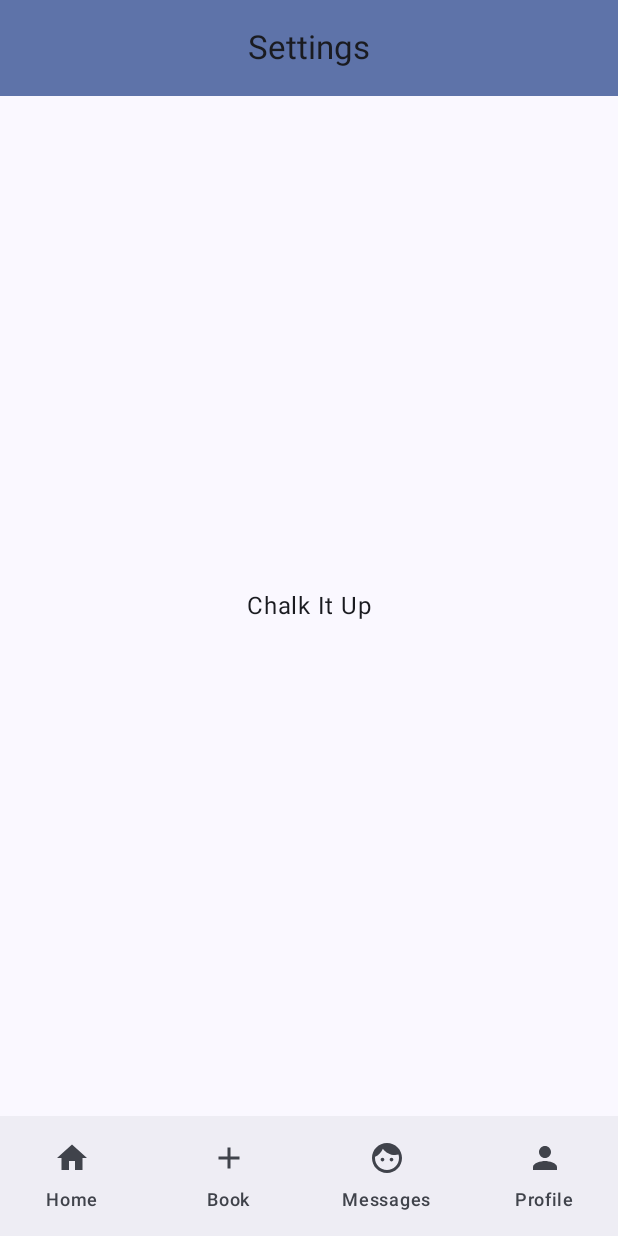
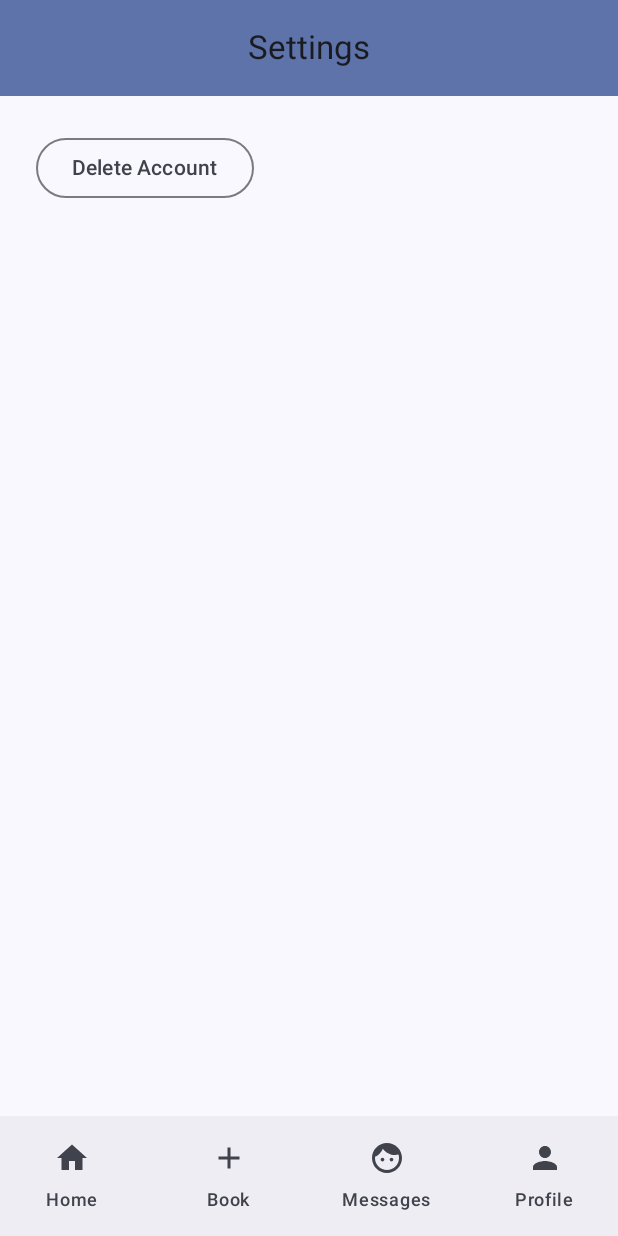
Before and after one commit to k-littlejohn/ChalkItUp, an Android app built with Jetpack Compose: the SettingsScreen screen opened through its navigation route, on a phone screen of 412 x 824 dp. Run offline under Robolectric (Android 15) with nearby library versions, the phone set to English and light mode, and no system bars; our stand-ins replace Firebase (no records; nobody signed in at launch, a user with empty details on screens opened directly).

Commit message:
Added delete account button functionality in SettingsViewModel

```diff
--- a/app/src/main/java/com/example/chalkitup/ui/nav/NavGraph.kt
+++ b/app/src/main/java/com/example/chalkitup/ui/nav/NavGraph.kt
@@ -91,7 +91,8 @@ fun NavGraph(navController: NavHostController) {
         // Settings Screen
         composable("settings") {
             val settingsViewModel: SettingsViewModel = viewModel()
-            SettingsScreen(navController = navController,
+            SettingsScreen(
+                navController = navController,
                 viewModel = settingsViewModel)
         }
 
--- a/app/src/main/java/com/example/chalkitup/ui/screens/SettingsScreen.kt
+++ b/app/src/main/java/com/example/chalkitup/ui/screens/SettingsScreen.kt
@@ -1,20 +1,80 @@
 package com.example.chalkitup.ui.screens
 
-import androidx.compose.foundation.layout.Box
+import android.content.Context
+import android.widget.Toast
+import androidx.compose.foundation.layout.Arrangement
+import androidx.compose.foundation.layout.Column
 import androidx.compose.foundation.layout.fillMaxSize
+import androidx.compose.foundation.layout.padding
+import androidx.compose.material3.AlertDialog
+
+import androidx.compose.material3.OutlinedButton
 import androidx.compose.material3.Text
 import androidx.compose.runtime.Composable
-import androidx.compose.ui.Alignment
+import androidx.compose.runtime.LaunchedEffect
+import androidx.compose.runtime.getValue
+import androidx.compose.runtime.mutableStateOf
+import androidx.compose.runtime.remember
+import androidx.compose.runtime.setValue
 import androidx.compose.ui.Modifier
+import androidx.compose.ui.platform.LocalContext
+import androidx.compose.ui.unit.dp
 import androidx.navigation.NavController
 import com.example.chalkitup.ui.viewmodel.SettingsViewModel
 
 @Composable
-fun SettingsScreen(navController: NavController, viewModel: SettingsViewModel) {
-    Box(
-        modifier = Modifier.fillMaxSize(),
-        contentAlignment = Alignment.Center
+fun SettingsScreen(
+    viewModel: SettingsViewModel,
+    navController: NavController,
+    context: Context = LocalContext.current
+) {
+    var showDialog by remember { mutableStateOf(false) }
+    var successMessage by remember { mutableStateOf("") }
+    var errorMessage by remember { mutableStateOf("") }
+
+    Column(
+        verticalArrangement = Arrangement.Top,
+        modifier = Modifier
+            .fillMaxSize()
+            .padding(24.dp)
     ) {
-        Text("Chalk It Up")
+        // Show alert dialog on button click
+        OutlinedButton(onClick = { showDialog = true })
+        {
+            Text("Delete Account")
+        }
+
+        if (showDialog) {
+            AlertDialog(
+                title = { Text(text = "Delete this account?") },
+                onDismissRequest = { showDialog = false },
+                confirmButton = {
+                    OutlinedButton(
+                        onClick = {
+                            viewModel.deleteAccount(
+                                onSuccess = {
+                                    successMessage = "Account Deleted!"
+                                    showDialog = false
+                                    navController.navigate("start")
+                                },
+                                onError = { errorMessage = it }
+                            )
+                        }
+                    ) {
+                        Text("Delete")
+                    }
+                },
+                dismissButton = {
+                    OutlinedButton(onClick = { showDialog = false }) {
+                        Text("Cancel")
+                    }
+                }            )
+        }
+    }
+    // Show toast message when account deleted
+    LaunchedEffect(successMessage) {
+        if (successMessage.isNotEmpty()) {
+            Toast.makeText(context, successMessage, Toast.LENGTH_SHORT).show()
+        }
     }
 }
```
Also changed, not shown: app/src/main/java/com/example/chalkitup/ui/viewmodel/AuthViewModel.kt (+0 -7 lines), app/src/main/java/com/example/chalkitup/ui/viewmodel/SettingsViewModel.kt (+8 -0 lines).
